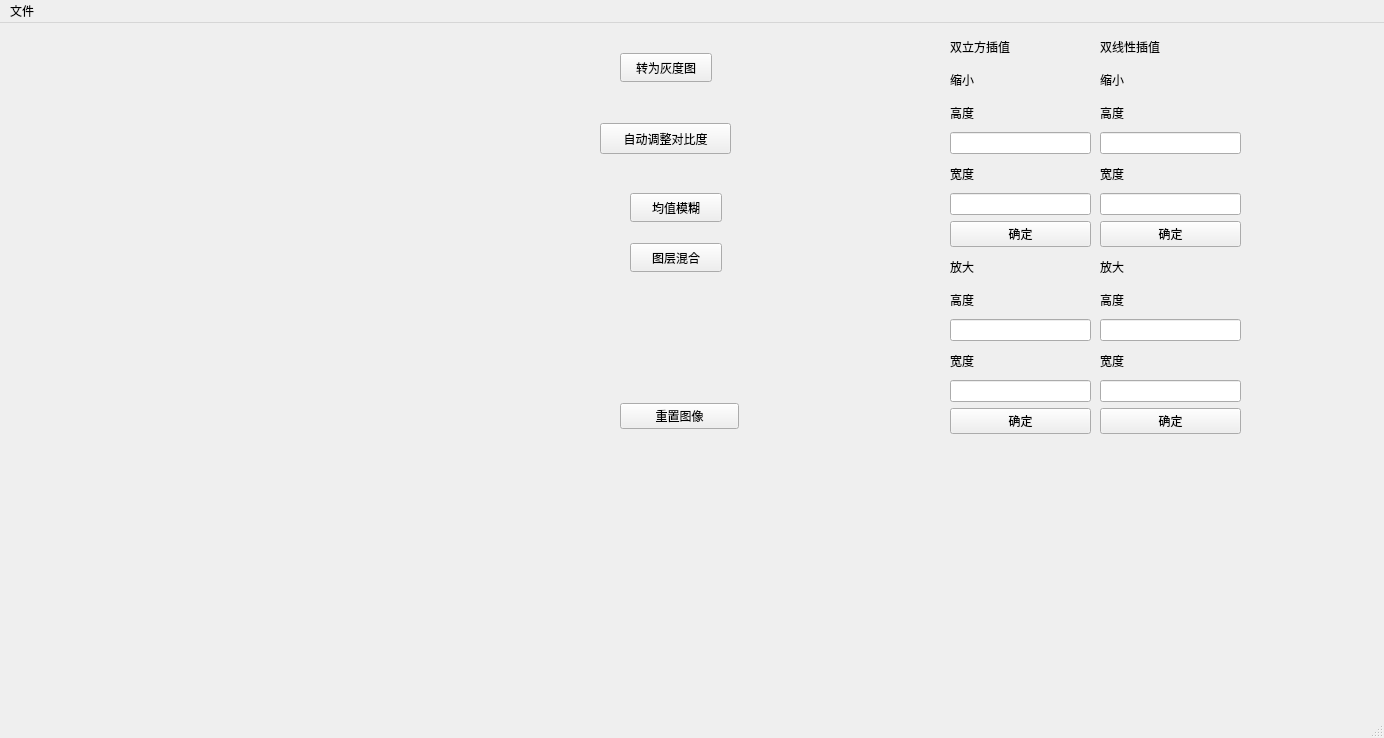
First picture: the form in ImageWithUI/mainwindow.ui, repository Obj4ct/ImageWithUI, before the edit.
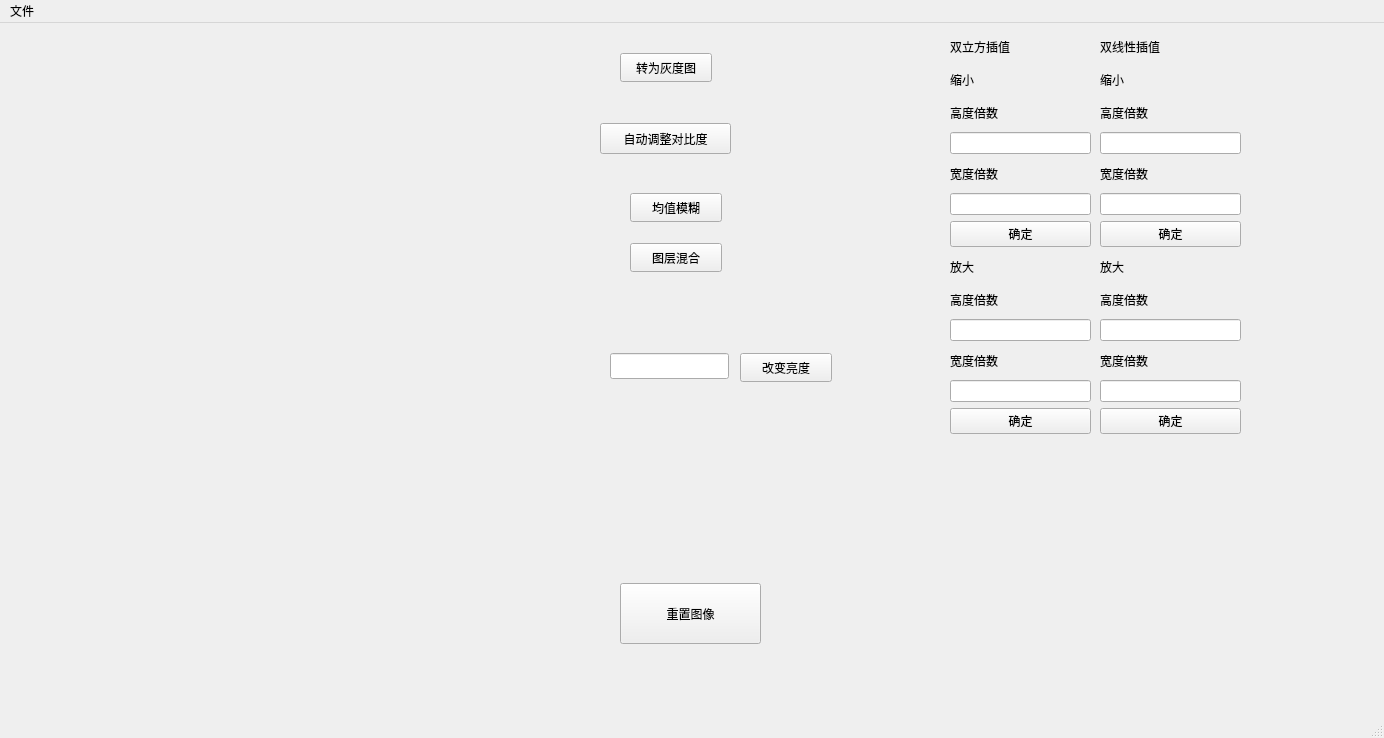
Second picture: the form after the edit.

Commit message: 增加了亮度调节功能,现在可以调节亮度了

Diff of the .ui file:
```diff
--- a/ImageWithUI/mainwindow.ui
+++ b/ImageWithUI/mainwindow.ui
@@ -102,7 +102,7 @@
       <item>
        <widget class="QLabel" name="label_4">
         <property name="text">
-         <string>高度</string>
+         <string>高度倍数</string>
         </property>
        </widget>
       </item>
@@ -112,7 +112,7 @@
       <item>
        <widget class="QLabel" name="label_8">
         <property name="text">
-         <string>宽度</string>
+         <string>宽度倍数</string>
         </property>
        </widget>
       </item>
@@ -136,7 +136,7 @@
       <item>
        <widget class="QLabel" name="label_5">
         <property name="text">
-         <string>高度</string>
+         <string>高度倍数</string>
         </property>
        </widget>
       </item>
@@ -146,7 +146,7 @@
       <item>
        <widget class="QLabel" name="label_7">
         <property name="text">
-         <string>宽度</string>
+         <string>宽度倍数</string>
         </property>
        </widget>
       </item>
@@ -166,9 +166,9 @@
      <property name="geometry">
       <rect>
        <x>40</x>
-       <y>380</y>
-       <width>119</width>
-       <height>26</height>
+       <y>560</y>
+       <width>141</width>
+       <height>61</height>
       </rect>
      </property>
      <property name="text">
@@ -202,7 +202,7 @@
       <item>
        <widget class="QLabel" name="label_10">
         <property name="text">
-         <string>高度</string>
+         <string>高度倍数</string>
         </property>
        </widget>
       </item>
@@ -212,7 +212,7 @@
       <item>
        <widget class="QLabel" name="label_11">
         <property name="text">
-         <string>宽度</string>
+         <string>宽度倍数</string>
         </property>
        </widget>
       </item>
@@ -236,7 +236,7 @@
       <item>
        <widget class="QLabel" name="label_13">
         <property name="text">
-         <string>高度</string>
+         <string>高度倍数</string>
         </property>
        </widget>
       </item>
@@ -246,7 +246,7 @@
       <item>
        <widget class="QLabel" name="label_14">
         <property name="text">
-         <string>宽度</string>
+         <string>宽度倍数</string>
         </property>
        </widget>
       </item>
@@ -275,6 +275,29 @@
       <string>图层混合</string>
      </property>
     </widget>
+    <widget class="QPushButton" name="btn_brightness">
+     <property name="geometry">
+      <rect>
+       <x>160</x>
+       <y>330</y>
+       <width>92</width>
+       <height>29</height>
+      </rect>
+     </property>
+     <property name="text">
+      <string>改变亮度</string>
+     </property>
+    </widget>
+    <widget class="QLineEdit" name="lineEdit_brightness">
+     <property name="geometry">
+      <rect>
+       <x>30</x>
+       <y>330</y>
+       <width>119</width>
+       <height>26</height>
+      </rect>
+     </property>
+    </widget>
    </widget>
   </widget>
   <widget class="QMenuBar" name="menubar">
```
The commit also changes 6 other files.
